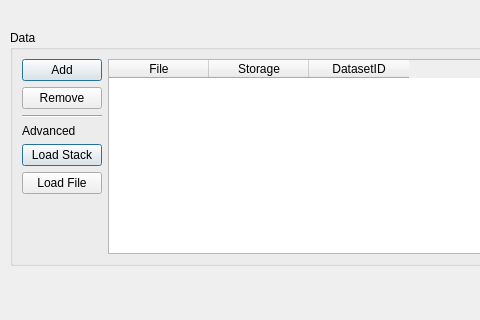
ilastik/ilastik, file ilastik-shell/applets/dataSelection/dataSelection.ui: the form before one commit; both pictures show x 0 to 480 and y 0 to 320 of the 884 by 577 pixel window.
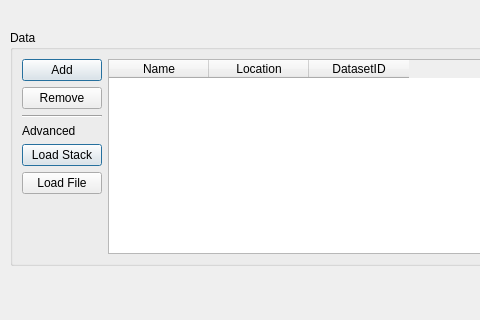
The form after the commit. Icons and pictures are not drawn.

Commit message: Data selection applet gui supports selecting files, but not stacks. I can see that I need to rethink the top-level operator before stacks can be added...

```diff
--- a/ilastik-shell/applets/dataSelection/dataSelection.ui
+++ b/ilastik-shell/applets/dataSelection/dataSelection.ui
@@ -147,12 +147,12 @@
       </property>
       <column>
        <property name="text">
-        <string>File</string>
+        <string>Name</string>
        </property>
       </column>
       <column>
        <property name="text">
-        <string>Storage</string>
+        <string>Location</string>
        </property>
       </column>
       <column>
```
Left out of the diff: 6 changed lines with no effect on the pictures. The commit also changes 5 other files.
